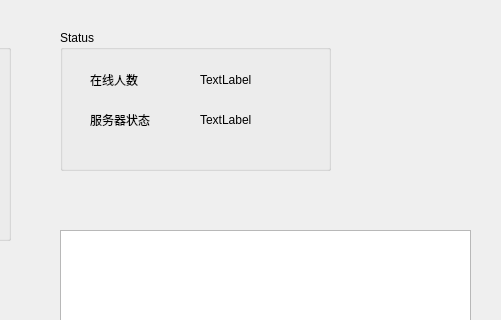
Before: the Qt Designer form qtAplication/TeacherClient/homeTab.ui in upc28/DaChuang-teachingPlatform, drawn with Qt 5; both pictures show x 330 to 831 and y 0 to 320 of the 831 by 446 pixel window.
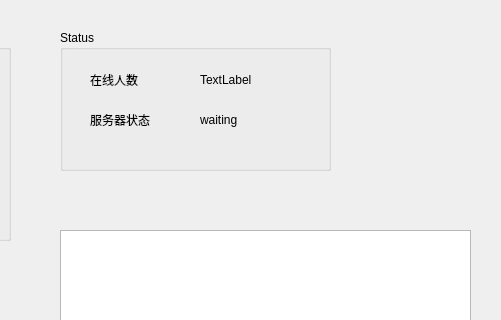
After: the same form once the commit is applied.

What changed in the file:
```diff
--- a/qtAplication/TeacherClient/homeTab.ui
+++ b/qtAplication/TeacherClient/homeTab.ui
@@ -191,7 +191,7 @@
      </rect>
     </property>
     <property name="text">
-     <string>TextLabel</string>
+     <string>waiting</string>
     </property>
    </widget>
   </widget>
```
Left out of the diff: 12 changed lines with no effect on the pictures.
